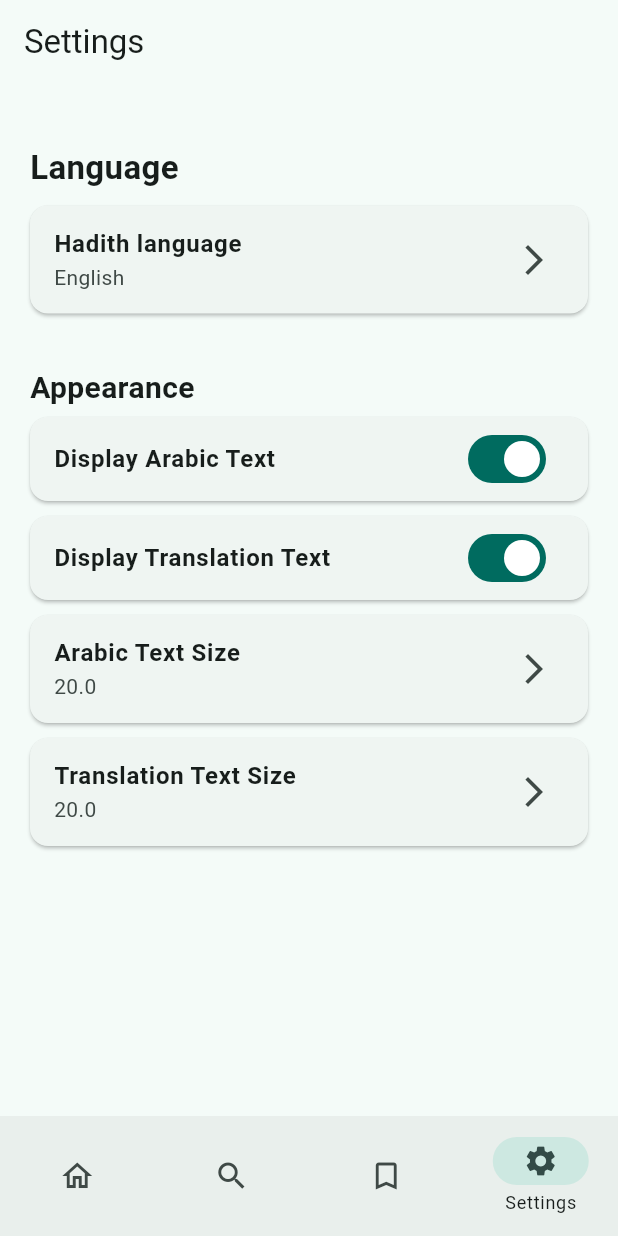
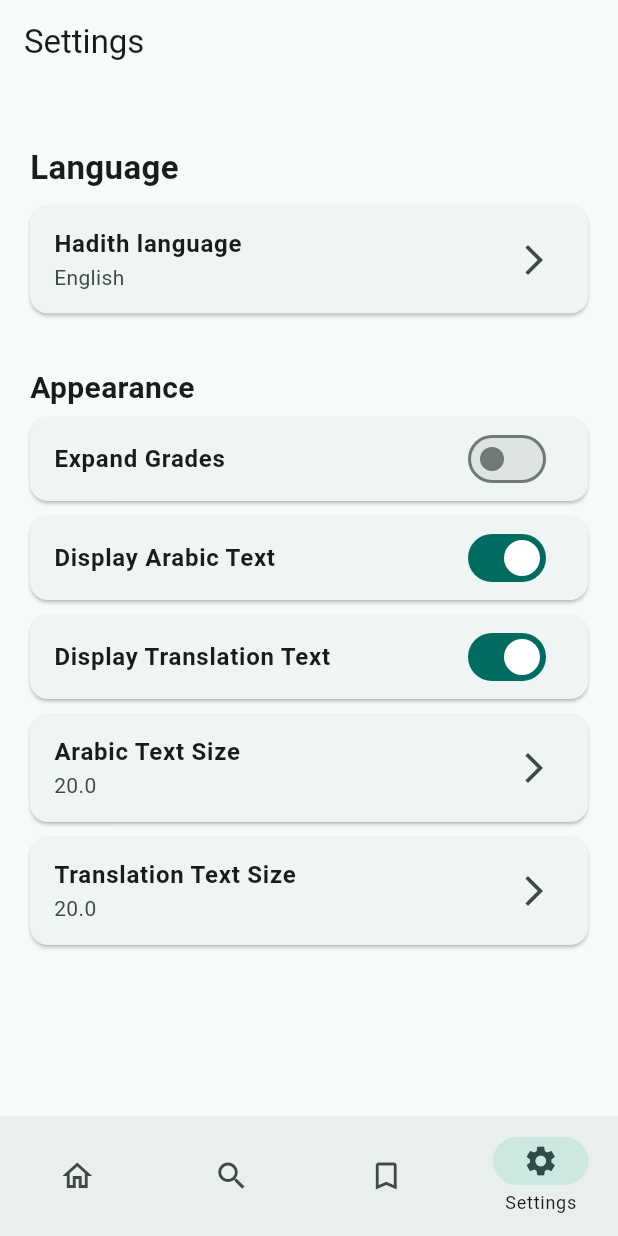
Before and after one commit to unkn4wn/hadith-pro-flutter, a Flutter app: the screen it shows after launch, item 4 of the bottom bar chosen, on a phone screen of 412 x 824 dp. Run offline on Flutter 3.47's test engine with Material 2 defaults, Android fonts, the light colour scheme and no system bars; drawn by our look-alikes of dynamic_color; our stand-ins replace shared_preferences, sqflite; missing offline and left inert: dartarabic; accounts and stored records are empty.

Commit message:
option to expand hadith grades

```diff
--- a/lib/components/widget/hadithitem.dart
+++ b/lib/components/widget/hadithitem.dart
@@ -179,6 +179,8 @@ class HadithItem extends StatelessWidget {
   Widget _buildGradesCard(BuildContext context, Hadith hadith) {
     return Container(
       child: ExpansionTile(
+        initiallyExpanded:
+            SharedPreferencesHelper.getBool("expandGrades", false),
         title: Text("Grades"),
         tilePadding: EdgeInsets.zero,
         children: List.generate(
--- a/lib/screens/settings/settings_screen.dart
+++ b/lib/screens/settings/settings_screen.dart
@@ -34,6 +34,8 @@ class _SettingsScreenState extends State<SettingsScreen> {
 
   String hadithLanguage = LanguageHelper.getLanguageName(
       SharedPreferencesHelper.getString("hadithLanguage", "eng"));
+
+  bool expandGrades = SharedPreferencesHelper.getBool("expandGrades", false);
   bool isCheckedArabic = SharedPreferencesHelper.getBool("displayArabic", true);
   bool isCheckedTranslation =
       SharedPreferencesHelper.getBool("displayTranslation", true);
@@ -94,6 +96,23 @@ class _SettingsScreenState extends State<SettingsScreen> {
               "Appearance",
               style: TextStyle(fontSize: 20.0, fontWeight: FontWeight.bold),
             ),
+          ),
+          Card(
+            margin: EdgeInsets.symmetric(horizontal: 20, vertical: 5),
+            child: SwitchListTile(
+                shape: RoundedRectangleBorder(
+                  borderRadius: BorderRadius.circular(10.0),
+                ),
+                title: Text(
+                  "Expand Grades",
+                  style: TextStyle(fontWeight: FontWeight.bold),
+                ),
+                value: SharedPreferencesHelper.getBool("expandGrades", false),
+                onChanged: (bool? value) {
+                  setState(() {
+                    SharedPreferencesHelper.setBool("expandGrades", value!);
+                  });
+                }),
           ),
           Card(
             margin: EdgeInsets.symmetric(horizontal: 20, vertical: 5),
```
